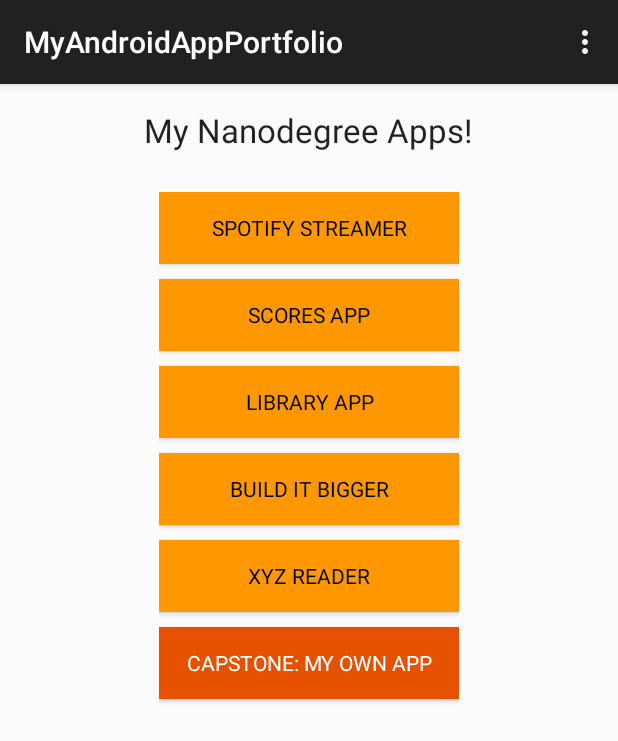
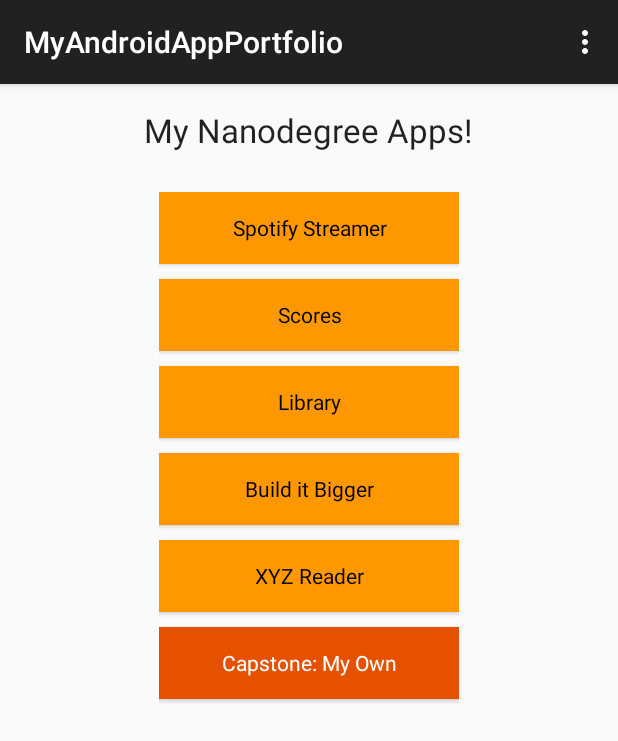
Before and after one commit to knorrium/MyAndroidAppPortfolio, an Android app: the screen it shows after launch (MainActivity), on a phone screen of 412 x 824 dp. Shown: the top 741 px of the screen. Run offline under Robolectric (Android 15) with nearby library versions, the phone set to English and light mode, and no system bars.

Commit message:
change app title case and add new strings

```diff
--- a/app/src/main/res/values/strings.xml
+++ b/app/src/main/res/values/strings.xml
@@ -3,12 +3,17 @@
 
     <string name="hello_world">Hello world!</string>
     <string name="main_list_title">My Nanodegree Apps!</string>
-    <string name="main_app1_title">SPOTIFY STREAMER</string>
-    <string name="main_app2_title">SCORES APP</string>
-    <string name="main_app3_title">LIBRARY APP</string>
-    <string name="main_app4_title">BUILD IT BIGGER</string>
-    <string name="main_app5_title">XYZ READER</string>
-    <string name="main_app6_title">CAPSTONE: MY OWN APP</string>
+    <string name="main_app1_title">Spotify Streamer</string>
+    <string name="main_app2_title">Scores</string>
+    <string name="main_app3_title">Library</string>
+    <string name="main_app4_title">Build it Bigger</string>
+    <string name="main_app5_title">XYZ Reader</string>
+    <string name="main_app6_title">Capstone: My Own</string>
+
+    <string name="main_app_app">app</string>
+    <string name="main_app_launch">This button will launch the</string>
+
+    <string name="main_app_toast_message">%1$s %2$s %3$s</string>
 
     <string name="action_settings">Settings</string>
 </resources>
```
